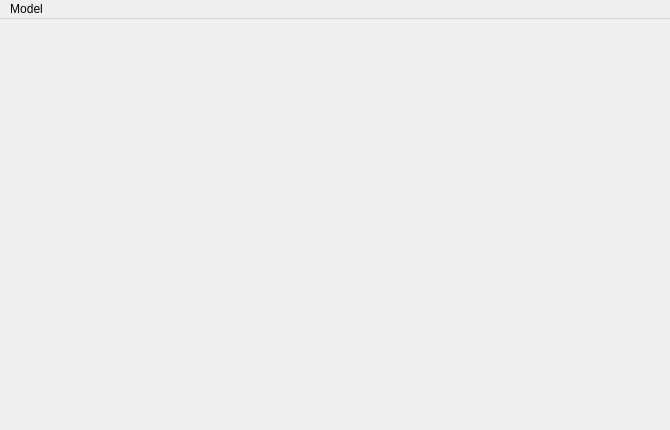
Above: CASE_SW/main/PModelWindow.ui from siman0zet/CASE-SWDEP before the change. Below: the same form after it.
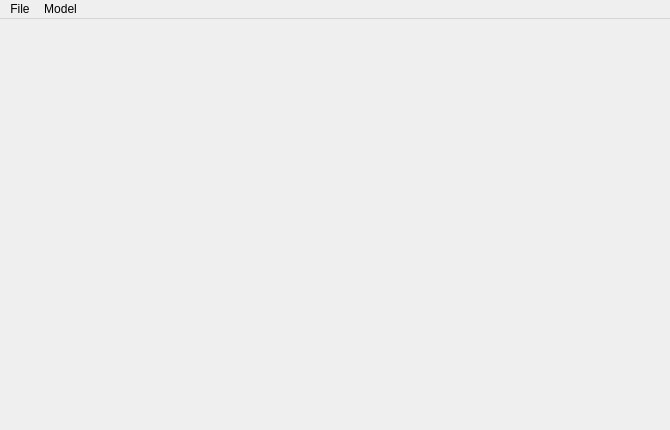
That is the form after the change.

Diff of the .ui file:
```diff
--- a/CASE_SW/main/PModelWindow.ui
+++ b/CASE_SW/main/PModelWindow.ui
@@ -37,6 +37,13 @@
     <addaction name="separator"/>
     <addaction name="actionChange_Size"/>
    </widget>
+   <widget class="QMenu" name="menuFile">
+    <property name="title">
+     <string>File</string>
+    </property>
+    <addaction name="actionExport_as"/>
+   </widget>
+   <addaction name="menuFile"/>
    <addaction name="menuModel"/>
   </widget>
   <action name="actionScript">
```
Left out of the diff: 5 changed lines with no effect on the pictures.
